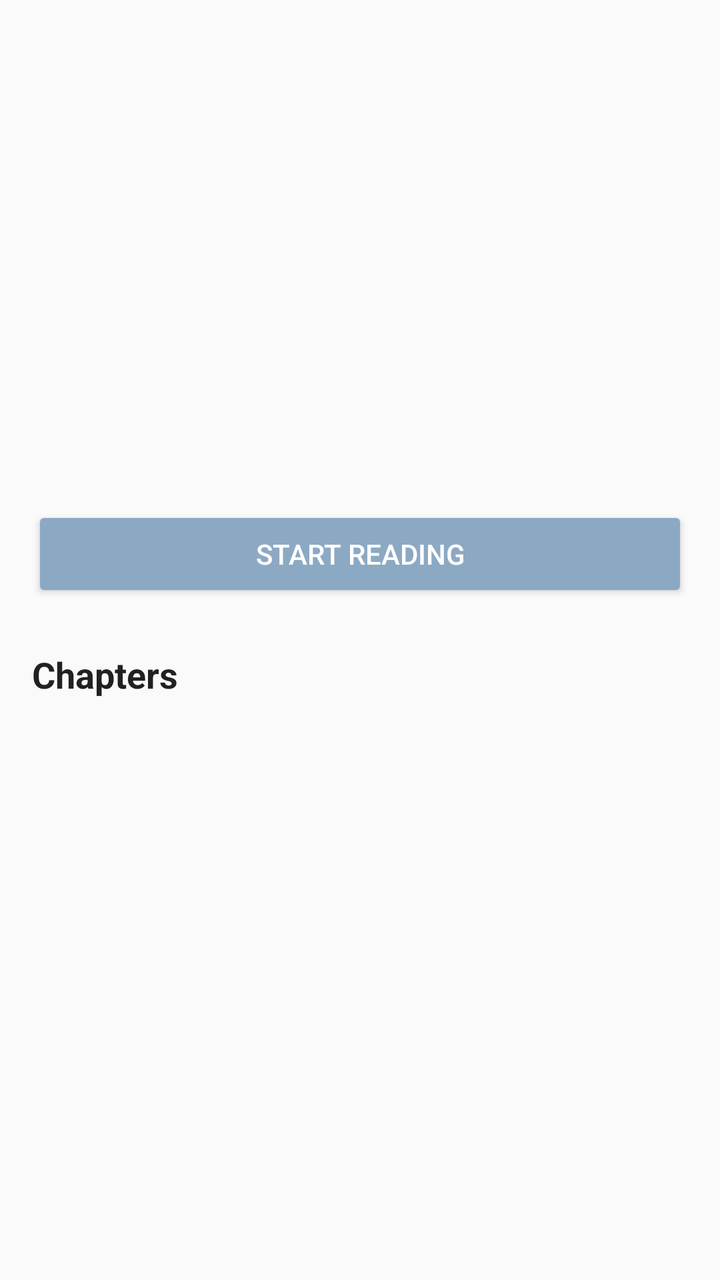
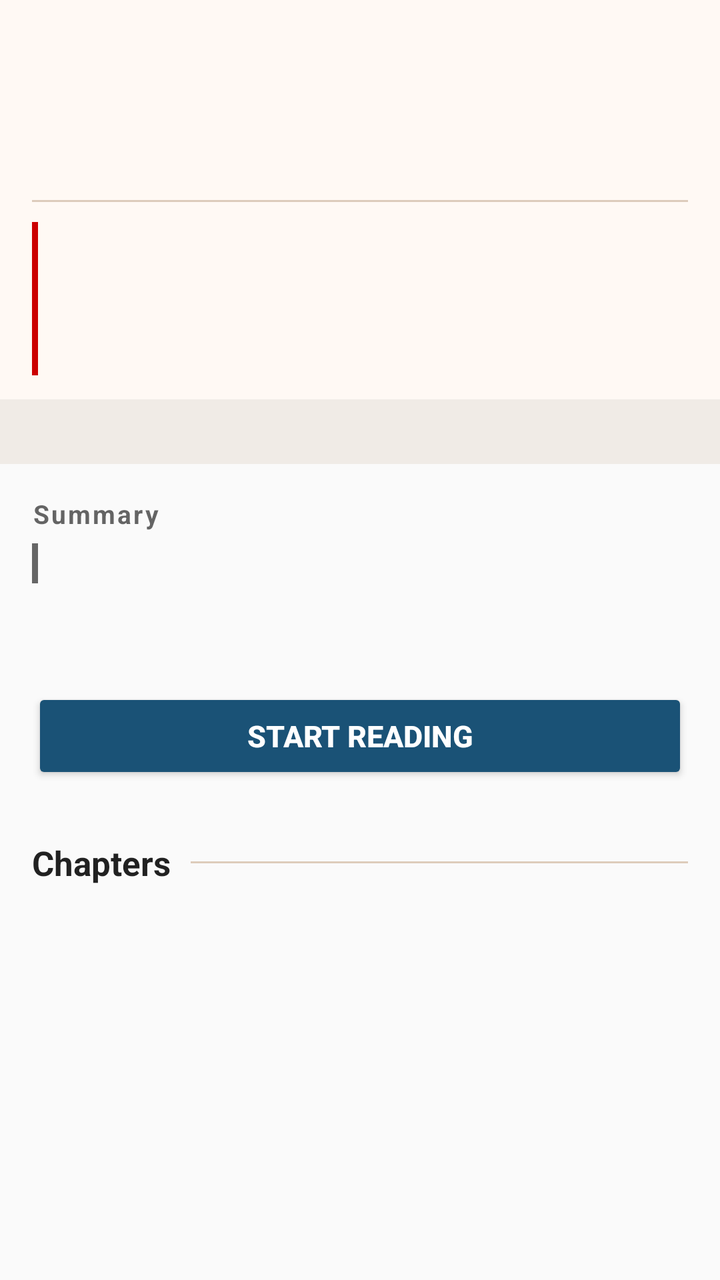

The first picture is an Android layout as it rendered before a commit; the second is the same layout after the commit. The layout source and the unified diff follow.
<!-- AndroidManifest.xml: application theme Theme.Water -->
<!-- res/layout/fragment_book_detail.xml -->
<?xml version="1.0" encoding="utf-8"?>
<ScrollView xmlns:android="http://schemas.android.com/apk/res/android"
    android:layout_width="match_parent"
    android:layout_height="match_parent"
    android:fillViewport="true"
    android:padding="16dp"
    android:background="?android:attr/colorBackground">

    <LinearLayout
        android:layout_width="match_parent"
        android:layout_height="wrap_content"
        android:orientation="vertical">

        
        <TextView
            android:id="@+id/tvDetailTitle"
            android:layout_width="wrap_content"
            android:layout_height="wrap_content"
            android:textSize="24sp"
            android:textStyle="bold"
            android:textColor="?android:attr/textColorPrimary"
            android:layout_marginBottom="8dp" />

        
        <TextView
            android:id="@+id/tvDetailAuthor"
            android:layout_width="wrap_content"
            android:layout_height="wrap_content"
            android:textSize="14sp"
            android:textColor="?android:attr/textColorSecondary"
            android:layout_marginBottom="16dp" />

        
        <TextView
            android:id="@+id/tvDetailSummary"
            android:layout_width="match_parent"
            android:layout_height="wrap_content"
            android:textSize="16sp"
            android:textColor="?android:attr/textColorPrimary"
            android:lineSpacingMultiplier="1.2"
            android:layout_marginBottom="16dp" />

        
        <LinearLayout
            android:layout_width="match_parent"
            android:layout_height="wrap_content"
            android:orientation="vertical"
            android:layout_marginBottom="24dp">

            <TextView android:id="@+id/tvDetailFandom"
                android:textSize="14sp" android:textColor="?android:attr/textColorSecondary"
                android:layout_height="20dp"
                android:layout_width="300dp"/>
            <TextView android:id="@+id/tvDetailWarning"
                android:textSize="14sp" android:textColor="?attr/colorError"
                android:layout_height="20dp"
                android:layout_width="300dp"/>
            <TextView android:id="@+id/tvDetailLanguage"
                android:textSize="14sp" android:textColor="?android:attr/textColorSecondary"
                android:layout_height="20dp"
                android:layout_width="300dp"/>
            <TextView android:id="@+id/tvDetailRating"
                android:textSize="14sp" android:textColor="?android:attr/textColorSecondary"
                android:layout_height="20dp"
                android:layout_width="300dp"/>
            <TextView android:id="@+id/tvDetailStats"
                android:textSize="14sp" android:textColor="?android:attr/textColorSecondary"
                android:layout_height="20dp"
                android:layout_width="300dp"/>
        </LinearLayout>

        
        <Button
            android:id="@+id/btnStartReading"
            android:layout_width="match_parent"
            android:layout_height="wrap_content"
            android:text="Start Reading"
            android:textColor="@android:color/white"
            android:backgroundTint="@color/blue"
            android:layout_marginBottom="24dp" />

        
        <TextView
            android:layout_width="wrap_content"
            android:layout_height="wrap_content"
            android:text="Chapters"
            android:textSize="18sp"
            android:textStyle="bold"
            android:textColor="?android:attr/textColorPrimary"
            android:layout_marginBottom="8dp" />

        <androidx.recyclerview.widget.RecyclerView
            android:id="@+id/rvChapters"
            android:layout_width="match_parent"
            android:layout_height="wrap_content"
            android:nestedScrollingEnabled="false" />
    </LinearLayout>
</ScrollView>
<!-- resources referenced by this layout -->
<resources>
  <color name="blue">#8CA9C4</color>
  <style name="Theme.Water" parent="Theme.AppCompat.Light.NoActionBar">
          
          <item name="colorPrimary">@color/blue</item>
          <item name="colorPrimaryDark">@color/blue</item>
          <item name="colorAccent">@color/blue</item>
      </style>
</resources>

<!-- the commit's change to res/layout/fragment_book_detail.xml (unified diff, before → after) -->
@@ -3,96 +3,244 @@
     android:layout_width="match_parent"
     android:layout_height="match_parent"
     android:fillViewport="true"
-    android:padding="16dp"
     android:background="?android:attr/colorBackground">
 
     <LinearLayout
         android:layout_width="match_parent"
         android:layout_height="wrap_content"
         android:orientation="vertical">
-
-        
-        <TextView
-            android:id="@+id/tvDetailTitle"
-            android:layout_width="wrap_content"
-            android:layout_height="wrap_content"
-            android:textSize="24sp"
-            android:textStyle="bold"
-            android:textColor="?android:attr/textColorPrimary"
-            android:layout_marginBottom="8dp" />
-
-        
-        <TextView
-            android:id="@+id/tvDetailAuthor"
-            android:layout_width="wrap_content"
-            android:layout_height="wrap_content"
-            android:textSize="14sp"
-            android:textColor="?android:attr/textColorSecondary"
-            android:layout_marginBottom="16dp" />
-
-        
-        <TextView
-            android:id="@+id/tvDetailSummary"
-            android:layout_width="match_parent"
-            android:layout_height="wrap_content"
-            android:textSize="16sp"
-            android:textColor="?android:attr/textColorPrimary"
-            android:lineSpacingMultiplier="1.2"
-            android:layout_marginBottom="16dp" />
 
         
         <LinearLayout
             android:layout_width="match_parent"
             android:layout_height="wrap_content"
             android:orientation="vertical"
-            android:layout_marginBottom="24dp">
-
-            <TextView android:id="@+id/tvDetailFandom"
-                android:textSize="14sp" android:textColor="?android:attr/textColorSecondary"
-                android:layout_height="20dp"
-                android:layout_width="300dp"/>
-            <TextView android:id="@+id/tvDetailWarning"
-                android:textSize="14sp" android:textColor="?attr/colorError"
-                android:layout_height="20dp"
-                android:layout_width="300dp"/>
-            <TextView android:id="@+id/tvDetailLanguage"
-                android:textSize="14sp" android:textColor="?android:attr/textColorSecondary"
-                android:layout_height="20dp"
-                android:layout_width="300dp"/>
-            <TextView android:id="@+id/tvDetailRating"
-                android:textSize="14sp" android:textColor="?android:attr/textColorSecondary"
-                android:layout_height="20dp"
-                android:layout_width="300dp"/>
-            <TextView android:id="@+id/tvDetailStats"
-                android:textSize="14sp" android:textColor="?android:attr/textColorSecondary"
-                android:layout_height="20dp"
-                android:layout_width="300dp"/>
+            android:background="@color/ao3_header_bg"
+            android:paddingStart="16dp"
+            android:paddingEnd="16dp"
+            android:paddingTop="16dp"
+            android:paddingBottom="12dp">
+
+            
+            <TextView
+                android:id="@+id/tvDetailFandom"
+                android:layout_width="wrap_content"
+                android:layout_height="wrap_content"
+                android:textSize="13sp"
+                android:textColor="@color/ao3_fandom"
+                android:textStyle="italic"
+                android:layout_marginBottom="6dp" />
+
+            
+            <TextView
+                android:id="@+id/tvDetailTitle"
+                android:layout_width="match_parent"
+                android:layout_height="wrap_content"
+                android:textSize="22sp"
+                android:textStyle="bold"
+                android:textColor="@color/ao3_title"
+                android:lineSpacingMultiplier="1.15"
+                android:layout_marginBottom="2dp" />
+
+            
+            <TextView
+                android:id="@+id/tvDetailAuthor"
+                android:layout_width="wrap_content"
+                android:layout_height="wrap_content"
+                android:textSize="14sp"
+                android:textColor="@color/ao3_title"
+                android:layout_marginBottom="10dp" />
+
+            
+            <View
+                android:layout_width="match_parent"
+                android:layout_height="1dp"
+                android:background="@color/ao3_rule"
+                android:layout_marginBottom="10dp" />
+
+            
+            <LinearLayout
+                android:layout_width="match_parent"
+                android:layout_height="wrap_content"
+                android:orientation="horizontal">
+
+                
+                <View
+                    android:layout_width="3dp"
+                    android:layout_height="match_parent"
+                    android:background="@color/ao3_warning"
+                    android:layout_marginEnd="10dp" />
+
+                
+                <LinearLayout
+                    android:layout_width="0dp"
+                    android:layout_height="wrap_content"
+                    android:layout_weight="1"
+                    android:orientation="vertical">
+
+                    <TextView
+                        android:id="@+id/tvDetailWarnings"
+                        android:layout_width="match_parent"
+                        android:layout_height="wrap_content"
+                        android:textSize="13sp"
+                        android:textStyle="bold"
+                        android:textColor="@color/ao3_warning"
+                        android:layout_marginBottom="2dp" />
+
+                    <TextView
+                        android:id="@+id/tvDetailRelationships"
+                        android:layout_width="match_parent"
+                        android:layout_height="wrap_content"
+                        android:textSize="13sp"
+                        android:textColor="?android:attr/textColorSecondary"
+                        android:layout_marginBottom="2dp" />
+
+                    <TextView
+                        android:id="@+id/tvDetailCharacters"
+                        android:layout_width="match_parent"
+                        android:layout_height="wrap_content"
+                        android:textSize="13sp"
+                        android:textColor="?android:attr/textColorSecondary"
+                        android:layout_marginBottom="2dp" />
+
+                    <TextView
+                        android:id="@+id/tvDetailFreeforms"
+                        android:layout_width="match_parent"
+                        android:layout_height="wrap_content"
+                        android:textSize="13sp"
+                        android:textColor="?android:attr/textColorSecondary" />
+
+                </LinearLayout>
+            </LinearLayout>
+
         </LinearLayout>
 
         
-        <Button
-            android:id="@+id/btnStartReading"
+        <LinearLayout
             android:layout_width="match_parent"
             android:layout_height="wrap_content"
-            android:text="Start Reading"
-            android:textColor="@android:color/white"
-            android:backgroundTint="@color/blue"
-            android:layout_marginBottom="24dp" />
+            android:orientation="horizontal"
+            android:background="@color/ao3_stats_bg"
+            android:paddingStart="16dp"
+            android:paddingEnd="16dp"
+            android:paddingTop="8dp"
+            android:paddingBottom="8dp">
+
+            <TextView
+                android:id="@+id/tvDetailStats"
+                android:layout_width="0dp"
+                android:layout_height="wrap_content"
+                android:layout_weight="1"
+                android:textSize="12sp"
+                android:textColor="?android:attr/textColorSecondary" />
+
+            <TextView
+                android:id="@+id/tvDetailDate"
+                android:layout_width="wrap_content"
+                android:layout_height="wrap_content"
+                android:textSize="12sp"
+                android:textColor="?android:attr/textColorSecondary" />
+
+        </LinearLayout>
 
         
-        <TextView
-            android:layout_width="wrap_content"
-            android:layout_height="wrap_content"
-            android:text="Chapters"
-            android:textSize="18sp"
-            android:textStyle="bold"
-            android:textColor="?android:attr/textColorPrimary"
-            android:layout_marginBottom="8dp" />
-
-        <androidx.recyclerview.widget.RecyclerView
-            android:id="@+id/rvChapters"
+        <LinearLayout
             android:layout_width="match_parent"
             android:layout_height="wrap_content"
-            android:nestedScrollingEnabled="false" />
+            android:orientation="vertical"
+            android:paddingStart="16dp"
+            android:paddingEnd="16dp"
+            android:paddingTop="16dp"
+            android:paddingBottom="8dp">
+
+            
+            <TextView
+                android:layout_width="wrap_content"
+                android:layout_height="wrap_content"
+                android:text="Summary"
+                android:textSize="13sp"
+                android:textStyle="bold"
+                android:textColor="?android:attr/textColorSecondary"
+                android:letterSpacing="0.08"
+                android:layout_marginBottom="6dp" />
+
+            
+            <LinearLayout
+                android:layout_width="match_parent"
+                android:layout_height="wrap_content"
+                android:orientation="horizontal"
+                android:layout_marginBottom="16dp">
+
+                <View
+                    android:layout_width="3dp"
+                    android:layout_height="match_parent"
+                    android:background="@color/ao3_fandom"
+                    android:layout_marginEnd="10dp" />
+
+                <TextView
+                    android:id="@+id/tvDetailSummary"
+                    android:layout_width="0dp"
+                    android:layout_height="wrap_content"
+                    android:layout_weight="1"
+                    android:textSize="15sp"
+                    android:textColor="?android:attr/textColorPrimary"
+                    android:lineSpacingMultiplier="1.4"
+                    android:fontFamily="serif" />
+
+            </LinearLayout>
+
+            
+            <TextView
+                android:id="@+id/tvDetailUpdated"
+                android:layout_width="wrap_content"
+                android:layout_height="wrap_content"
+                android:textSize="12sp"
+                android:textColor="?android:attr/textColorSecondary"
+                android:layout_marginBottom="20dp" />
+
+            
+            <Button
+                android:id="@+id/btnStartReading"
+                android:layout_width="match_parent"
+                android:layout_height="48dp"
+                android:text="Start Reading"
+                android:textColor="@android:color/white"
+                android:textSize="15sp"
+                android:textStyle="bold"
+                android:backgroundTint="@color/ao3_title"
+                android:layout_marginBottom="28dp" />
+
+            
+            <LinearLayout
+                android:layout_width="match_parent"
+                android:layout_height="wrap_content"
+                android:orientation="horizontal"
+                android:gravity="center_vertical"
+                android:layout_marginBottom="10dp">
+
+                <TextView
+                    android:layout_width="wrap_content"
+                    android:layout_height="wrap_content"
+                    android:text="Chapters"
+                    android:textSize="17sp"
+                    android:textStyle="bold"
+                    android:textColor="?android:attr/textColorPrimary" />
+
+                <View
+                    android:layout_width="0dp"
+                    android:layout_height="1dp"
+                    android:layout_weight="1"
+                    android:background="@color/ao3_rule"
+                    android:layout_marginStart="10dp" />
+
+            </LinearLayout>
+
+            <androidx.recyclerview.widget.RecyclerView
+                android:id="@+id/rvChapters"
+                android:layout_width="match_parent"
+                android:layout_height="wrap_content"
+                android:nestedScrollingEnabled="false" />
+
+        </LinearLayout>
     </LinearLayout>
 </ScrollView>
<!-- resource entries referenced after the edit -->
@@ -1,5 +1,11 @@
 <!-- resources referenced by this layout -->
 <resources>
+  <color name="ao3_fandom">#666666</color>
+  <color name="ao3_header_bg">#FFF9F4</color>
+  <color name="ao3_rule">#DDCCBB</color>
+  <color name="ao3_stats_bg">#F0EBE6</color>
+  <color name="ao3_title">#1A5276</color>
+  <color name="ao3_warning">#CC0000</color>
   <color name="blue">#8CA9C4</color>
   <style name="Theme.Water" parent="Theme.AppCompat.Light.NoActionBar">
           
